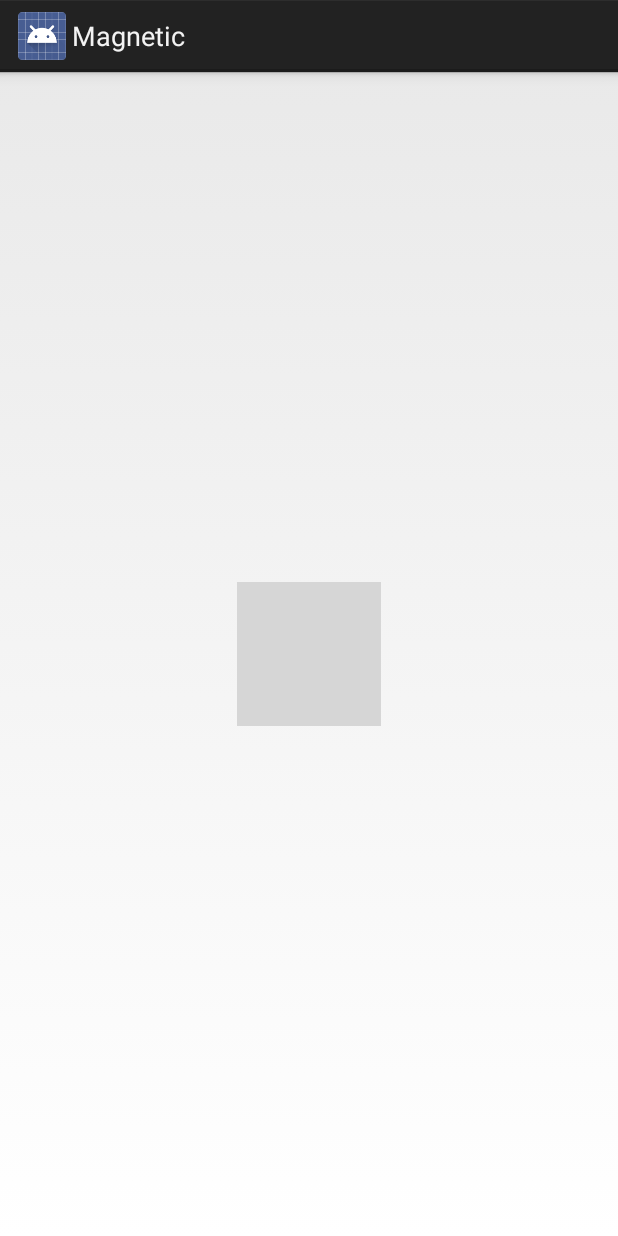
After one commit to anodejs/testMaps, an Android app: the MagneticCompass screen opened directly, with no data from a screen before it, on a phone screen of 412 x 824 dp. The commit adds this screen. Run offline under Robolectric (Android 15) with nearby library versions, the phone set to English and light mode, and no system bars; grey boxes are pictures that could not be loaded.

Commit message:
add magnetic

```diff
--- a/app/src/main/AndroidManifest.xml
+++ b/app/src/main/AndroidManifest.xml
@@ -52,12 +52,18 @@
             android:name=".SidorActivity"
             android:label="@string/title_activity_sidor" >
         </activity>
+        <activity
+            android:name=".MagneticCompass"
+            android:label="Magnetic" >
+        </activity>
     </application>
 
     <uses-permission android:name="android.permission.INTERNET" />
     <uses-permission android:name="android.permission.ACCESS_NETWORK_STATE" />
     <uses-permission android:name="android.permission.WRITE_EXTERNAL_STORAGE" />
     <uses-permission android:name="com.google.android.providers.gsf.permission.READ_GSERVICES" />
+    <uses-permission android:name="android.permission.ACCESS_FINE_LOCATION" />
+    <uses-permission android:name="android.permission.ACCESS_COARSE_LOCATION" />
     <!--
          The ACCESS_COARSE/FINE_LOCATION permissions are not required to use
          Google Maps Android API v2, but are recommended.
--- /dev/null
+++ b/app/src/main/java/com/example/administrator/myapplication/MagneticCompass.java
@@ -0,0 +1,87 @@
+package com.example.administrator.myapplication;
+
+import android.app.Activity;
+        import android.hardware.Sensor;
+        import android.hardware.SensorEvent;
+        import android.hardware.SensorEventListener;
+        import android.hardware.SensorManager;
+        import android.os.Bundle;
+        import android.view.animation.Animation;
+        import android.view.animation.RotateAnimation;
+        import android.widget.ImageView;
+
+public class MagneticCompass extends Activity implements SensorEventListener {
+
+    private ImageView mPointer;
+    private SensorManager mSensorManager;
+    private Sensor mAccelerometer;
+    private Sensor mMagnetometer;
+    private float[] mLastAccelerometer = new float[3];
+    private float[] mLastMagnetometer = new float[3];
+    private boolean mLastAccelerometerSet = false;
+    private boolean mLastMagnetometerSet = false;
+    private float[] mR = new float[9];
+    private float[] mOrientation = new float[3];
+    private float mCurrentDegree = 0f;
+
+    @Override
+    protected void onCreate(Bundle savedInstanceState) {
+        super.onCreate(savedInstanceState);
+        setContentView(R.layout.magneticcompass_activtity);
+        mSensorManager = (SensorManager)getSystemService(SENSOR_SERVICE);
+        mAccelerometer = mSensorManager.getDefaultSensor(Sensor.TYPE_ACCELEROMETER);
+        mMagnetometer = mSensorManager.getDefaultSensor(Sensor.TYPE_MAGNETIC_FIELD);
+        mPointer = (ImageView) findViewById(R.id.pointer);
+    }
+
+    protected void onResume() {
+        super.onResume();
+        mSensorManager.registerListener(this, mAccelerometer, SensorManager.SENSOR_DELAY_GAME);
+        mSensorManager.registerListener(this, mMagnetometer, SensorManager.SENSOR_DELAY_GAME);
+    }
+
+    protected void onPause() {
+        super.onPause();
+        mSensorManager.unregisterListener(this, mAccelerometer);
+        mSensorManager.unregisterListener(this, mMagnetometer);
+    }
+
+    @Override
+    public void onSensorChanged(SensorEvent event) {
+        if (event.sensor == mAccelerometer) {
+            System.arraycopy(event.values, 0, mLastAccelerometer, 0, event.values.length);
+            mLastAccelerometerSet = true;
+        } else if (event.sensor == mMagnetometer) {
+            System.arraycopy(event.values, 0, mLastMagnetometer, 0, event.values.length);
+            mLastMagnetometerSet = true;
+        }
+        if (mLastAccelerometerSet && mLastMagnetometerSet) {
+            SensorManager.getRotationMatrix(mR, null, mLastAccelerometer, mLastMagnetometer);
+            SensorManager.getOrientation(mR, mOrientation);
+            float azimuthInRadians = mOrientation[0];
+            float azimuthInDegress = (float)(Math.toDegrees(azimuthInRadians)+360)%360;
+            RotateAnimation ra = new RotateAnimation(
+                    mCurrentDegree,
+                    -azimuthInDegress,
+                    Animation.RELATIVE_TO_SELF, 0.5f,
+                    Animation.RELATIVE_TO_SELF,
+                    0.5f);
+
+            ra.setDuration(250);
+
+            ra.setFillAfter(true);
+
+            mPointer.startAnimation(ra);
+            mCurrentDegree = -azimuthInDegress;
+
+
+        }
+    }
+
+    @Override
+    public void onAccuracyChanged(Sensor sensor, int accuracy) {
+        // TODO Auto-generated method stub
+
+    }
+
+}
--- a/app/src/main/res/layout/activity_place.xml
+++ b/app/src/main/res/layout/activity_place.xml
@@ -13,7 +13,7 @@
         android:layout_alignParentTop="true"
         android:id="@+id/placetitle"
         android:textSize="16sp"
-
+        android:textColor="@android:color/holo_blue_light"
 
 
         />
@@ -44,7 +44,6 @@
         android:layout_width="match_parent"
         android:layout_height="match_parent"
         android:layout_below="@+id/participantstextview"
-
         android:background="#FFFFFF"
         android:divider="@null"
         android:dividerHeight="0dp"
--- /dev/null
+++ b/app/src/main/res/layout/magneticcompass_activtity.xml
@@ -0,0 +1,18 @@
+<RelativeLayout xmlns:android="http://schemas.android.com/apk/res/android"
+    xmlns:tools="http://schemas.android.com/tools"
+    android:layout_width="match_parent"
+    android:layout_height="match_parent"
+    android:paddingBottom="@dimen/activity_vertical_margin"
+    android:paddingLeft="@dimen/activity_horizontal_margin"
+    android:paddingRight="@dimen/activity_horizontal_margin"
+    android:paddingTop="@dimen/activity_vertical_margin"
+    tools:context="com.authorwjf.whichwayisup.MainActivity" >
+
+    <ImageView
+        android:id="@+id/pointer"
+        android:layout_width="wrap_content"
+        android:layout_height="wrap_content"
+        android:layout_centerInParent="true"
+        android:src="@drawable/pointer" />
+
+</RelativeLayout>
--- a/app/src/main/res/layout/placelist.xml
+++ b/app/src/main/res/layout/placelist.xml
@@ -22,7 +22,7 @@
             android:id="@+id/placelisitemtitle"
             android:textSize="30sp"
             android:paddingLeft="10dp"
-
+            android:textColor="@android:color/holo_blue_light"
             />
 
         <TextView
@@ -61,13 +61,14 @@
 
         <TextView
             android:layout_width="fill_parent"
-            android:layout_height="wrap_content"
             android:text="number of people"
             android:layout_alignParentLeft="true"
             android:layout_below="@+id/placelistitemdistance"
             android:id="@+id/placelistitemnumber"
             android:textSize="16sp"
             android:paddingLeft="10dp"
+            android:layout_height="1px"
+            android:background="#DADADA"
             />
 
 
```
Also changed, not shown: app/src/main/java/com/example/administrator/myapplication/MainActivity.java (+8 -0 lines), app/src/main/ic_launcher-web.png, app/src/main/res/drawable-hdpi/ic_launcher.png, app/src/main/res/drawable-mdpi/ic_launcher.png, app/src/main/res/drawable-xhdpi/ic_launcher.png, app/src/main/res/drawable-xxhdpi/ic_launcher.png, 1 other file.
